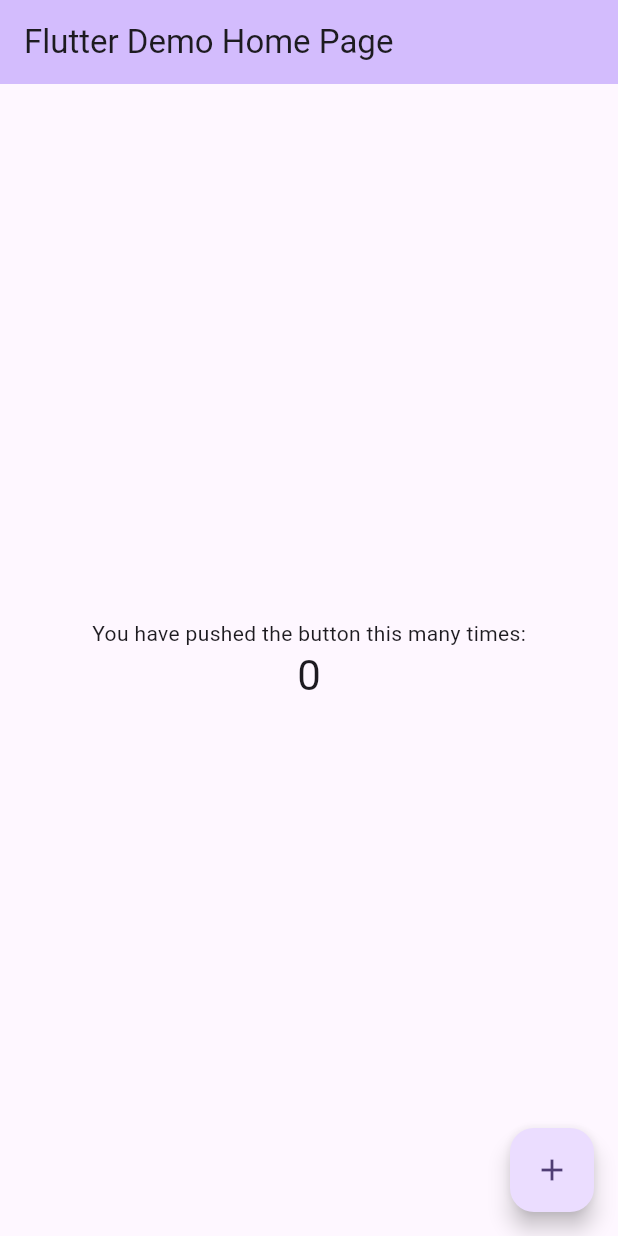
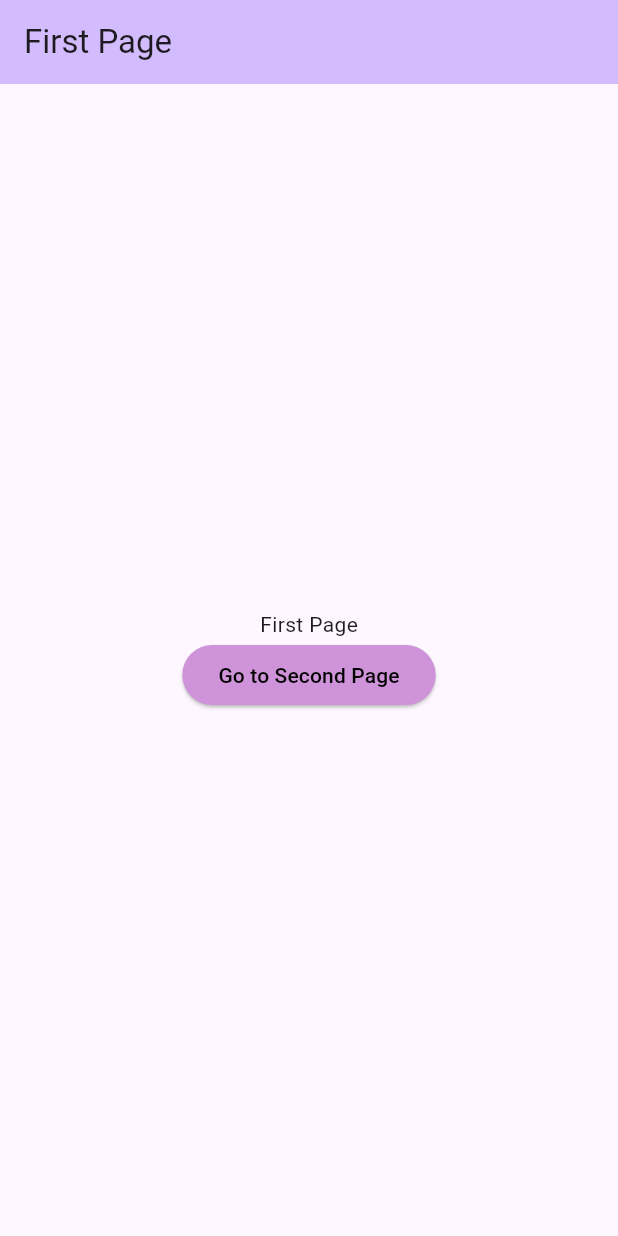
Before and after one commit to janardhan5031/Flutter_practice_app, a Flutter app: the screen it shows after launch, on a phone screen of 412 x 824 dp. Run offline on Flutter 3.47's test engine with Material 3 defaults, Android fonts, the phone set to English and light mode, and no system bars.

```diff
--- a/flutter_application_1/lib/main.dart
+++ b/flutter_application_1/lib/main.dart
@@ -13,113 +13,102 @@ class MyApp extends StatelessWidget {
     return MaterialApp(
       title: 'Flutter Demo',
       theme: ThemeData(
-        // This is the theme of your application.
-        //
-        // TRY THIS: Try running your application with "flutter run". You'll see
-        // the application has a purple toolbar. Then, without quitting the app,
-        // try changing the seedColor in the colorScheme below to Colors.green
-        // and then invoke "hot reload" (save your changes or press the "hot
-        // reload" button in a Flutter-supported IDE, or press "r" if you used
-        // the command line to start the app).
-        //
-        // Notice that the counter didn't reset back to zero; the application
-        // state is not lost during the reload. To reset the state, use hot
-        // restart instead.
-        //
-        // This works for code too, not just values: Most code changes can be
-        // tested with just a hot reload.
         colorScheme: ColorScheme.fromSeed(seedColor: Colors.deepPurple),
         useMaterial3: true,
       ),
-      home: const MyHomePage(title: 'Flutter Demo Home Page'),
+      home: const FirstPage(),
     );
   }
 }
 
-class MyHomePage extends StatefulWidget {
-  const MyHomePage({super.key, required this.title});
-
-  // This widget is the home page of your application. It is stateful, meaning
-  // that it has a State object (defined below) that contains fields that affect
-  // how it looks.
-
-  // This class is the configuration for the state. It holds the values (in this
-  // case the title) provided by the parent (in this case the App widget) and
-  // used by the build method of the State. Fields in a Widget subclass are
-  // always marked "final".
-
-  final String title;
+class FirstPage extends StatefulWidget {
+  const FirstPage({super.key});
 
   @override
-  State<MyHomePage> createState() => _MyHomePageState();
+  State<FirstPage> createState() => _FirstPageState();
 }
 
-class _MyHomePageState extends State<MyHomePage> {
-  int _counter = 0;
+class _FirstPageState extends State<FirstPage> {
+  @override
+  Widget build(BuildContext context) {
+    return Scaffold(
+        appBar: AppBar(
+          backgroundColor: Theme.of(context).colorScheme.inversePrimary,
+          title: const Text('First Page'),
+        ),
+        body: Center(
+          child: Column(
+            mainAxisAlignment: MainAxisAlignment.center,
+            children: [
+              const Text("First Page"),
+              ElevatedButton(
+                style: ButtonStyle(
+                    backgroundColor: WidgetStateProperty.all<Color>(
+                        Colors.purple.shade200)),
+                onPressed: () {
+                  Navigator.of(context).push(MaterialPageRoute(
+                      builder: (context) => const SecondPage()));
+                },
+                child: const Text(
+                  'Go to Second Page',
+                  style: TextStyle(
+                      color: Colors.black), // Set the text color to black
+                ),
+              )
+            ],
+          ),
+        ));
+  }
+}
 
-  void _incrementCounter() {
-    setState(() {
-      // This call to setState tells the Flutter framework that something has
-      // changed in this State, which causes it to rerun the build method below
-      // so that the display can reflect the updated values. If we changed
-      // _counter without calling setState(), then the build method would not be
-      // called again, and so nothing would appear to happen.
-      _counter++;
-    });
-  }
+class SecondPage extends StatelessWidget {
+  const SecondPage({super.key});
 
   @override
   Widget build(BuildContext context) {
-    // This method is rerun every time setState is called, for instance as done
-    // by the _incrementCounter method above.
-    //
-    // The Flutter framework has been optimized to make rerunning build methods
-    // fast, so that you can just rebuild anything that needs updating rather
-    // than having to individually change instances of widgets.
     return Scaffold(
         appBar: AppBar(
-        // TRY THIS: Try changing the color here to a specific color (to
-        // Colors.amber, perhaps?) and trigger a hot reload to see the AppBar
-        // change color while the other colors stay the same.
           backgroundColor: Theme.of(context).colorScheme.inversePrimary,
-        // Here we take the value from the MyHomePage object that was created by
-        // the App.build method, and use it to set our appbar title.
-        title: Text(widget.title),
+          title: const Text('Second Page'),
         ),
         body: Center(
-        // Center is a layout widget. It takes a single child and positions it
-        // in the middle of the parent.
           child: Column(
-          // Column is also a layout widget. It takes a list of children and
-          // arranges them vertically. By default, it sizes itself to fit its
-          // children horizontally, and tries to be as tall as its parent.
-          //
-          // Column has various properties to control how it sizes itself and
-          // how it positions its children. Here we use mainAxisAlignment to
-          // center the children vertically; the main axis here is the vertical
-          // axis because Columns are vertical (the cross axis would be
-          // horizontal).
-          //
-          // TRY THIS: Invoke "debug painting" (choose the "Toggle Debug Paint"
-          // action in the IDE, or press "p" in the console), to see the
-          // wireframe for each widget.
             mainAxisAlignment: MainAxisAlignment.center,
-          children: <Widget>[
-            const Text(
-              'You have pushed the button this many times:',
-            ),
-            Text(
-              '$_counter',
-              style: Theme.of(context).textTheme.headlineMedium,
-            ),
+            children: [
+              const Text("Second Page"),
+              ElevatedButton(
+                onPressed: () {
+                  Navigator.of(context).push(MaterialPageRoute(
+                      builder: (context) => const ThirdPage()));
+                },
+                child: const Text('Go to Third Page'),
+              )
             ],
           ),
-      ),
-      floatingActionButton: FloatingActionButton(
-        onPressed: _incrementCounter,
-        tooltip: 'Increment',
-        child: const Icon(Icons.add),
-      ), // This trailing comma makes auto-formatting nicer for build methods.
-    );
+        ));
   }
 }
+
+class ThirdPage extends StatelessWidget {
+  const ThirdPage({super.key});
+
+  @override
+  Widget build(BuildContext context) {
+    return Scaffold(
+        appBar: AppBar(
+          backgroundColor: Theme.of(context).colorScheme.inversePrimary,
+          title: const Text('Third Page'),
+        ),
+        body: GestureDetector(
+          onTap: () {
+            // Navigator.push(
+            //   context,
+            //   MaterialPageRoute(builder: (context) => const ThirdPage()),
+            // );
+          },
+          child: const Center(
+            child: Text('Third Page'),
+          ),
+        ));
+  }
+}
```
Also changed, not shown: 1 other file. Lines whose indentation alone changed are shown as unchanged.
